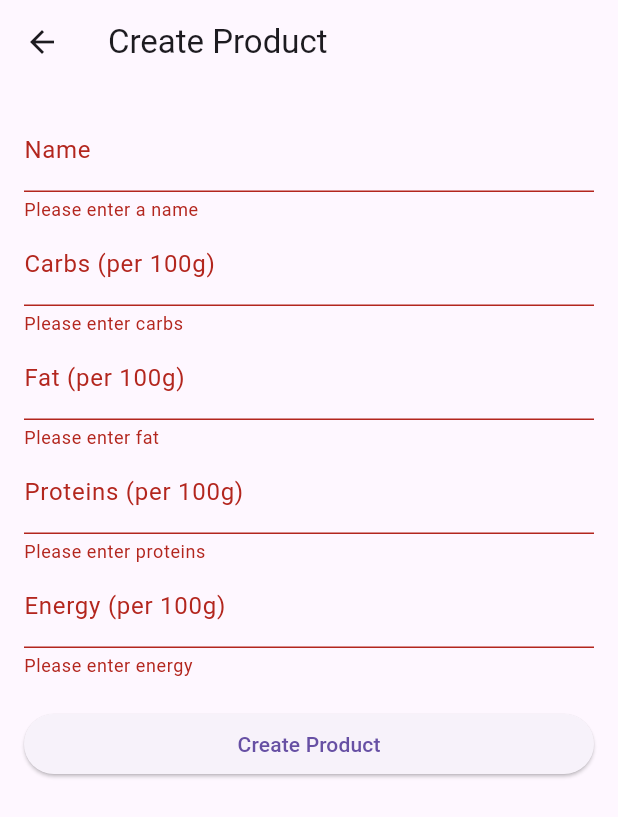
After one commit to Looby72/food_tracker, a Flutter app: the CreateProductScreen screen opened directly, after a tap on "Create Product", on a phone screen of 412 x 824 dp. The commit adds this screen. Shown: the top 817 px of the screen. Run offline on Flutter 3.47's test engine with Material 3 defaults, Android fonts, the phone set to English and light mode, and no system bars; our stand-ins replace shared_preferences; missing offline and left inert: openfoodfacts; accounts and stored records are empty; generated files the repository leaves out were written again.

Commit message:
better implementation of controllers

```diff
--- a/lib/controllers/daily_food_controller.dart
+++ b/lib/controllers/daily_food_controller.dart
@@ -7,13 +7,13 @@ import '../services/daily_food_service.dart';
 /// A class where many Widgets can interact with to read the current daily products
 /// and add/remove new products to the list of daily products
 class DailyFoodController with ChangeNotifier {
-  DailyFoodController(this._dailyFoodService) {
+  DailyFoodController() {
     // Load the daily products for the current day
     _loadTodaysDailyFood();
   }
 
   /// The service that is used to store and retrieve the daily products
-  final DailyFoodService _dailyFoodService;
+  final DailyFoodService _dailyFoodService = DailyFoodService();
 
   /// The list of food that was eaten today
   final List<FoodItem> _todaysFoodList = [];
--- a/lib/controllers/nutrient_goal_controller.dart
+++ b/lib/controllers/nutrient_goal_controller.dart
@@ -3,12 +3,12 @@ import 'package:flutter/material.dart';
 import '../services/settings_service.dart';
 
 class NutrientGoalController with ChangeNotifier {
-  late int _energyGoal;
-  late int _proteinGoal;
-  late int _fatGoal;
-  late int _carbGoal;
+  final SettingsService _service = SettingsService();
 
-  final SettingsService _service = SettingsService();
+  late int _energyGoal = 0;
+  late int _proteinGoal = 0;
+  late int _fatGoal = 0;
+  late int _carbGoal = 0;
 
   int get energyGoal => _energyGoal;
   int get proteinGoal => _proteinGoal;
--- a/lib/controllers/settings_controller.dart
+++ b/lib/controllers/settings_controller.dart
@@ -8,10 +8,8 @@ import '../services/settings_service.dart';
 /// Controllers glue Data Services to Flutter Widgets. The SettingsController
 /// uses the SettingsService to store and retrieve user settings.
 class SettingsController with ChangeNotifier {
-  SettingsController(this._settingsService);
-
   // Make SettingsService a private variable so it is not used directly.
-  final SettingsService _settingsService;
+  final SettingsService _settingsService = SettingsService();
 
   // Make ThemeMode a private variable so it is not updated directly without
   // also persisting the changes with the SettingsService.
--- /dev/null
+++ b/lib/ui/screens/create_prodcut_screen.dart
@@ -0,0 +1,112 @@
+import 'package:flutter/material.dart';
+
+import '../../data/internal_product.dart';
+
+class CreateProductScreen extends StatefulWidget {
+  const CreateProductScreen({super.key});
+
+  @override
+  State<CreateProductScreen> createState() => _CreateProductScreenState();
+}
+
+class _CreateProductScreenState extends State<CreateProductScreen> {
+  final _formKey = GlobalKey<FormState>();
+  final _nameController = TextEditingController();
+  final _carbsController = TextEditingController();
+  final _fatController = TextEditingController();
+  final _proteinsController = TextEditingController();
+  final _energyController = TextEditingController();
+
+  void _createProduct() {
+    if (_formKey.currentState!.validate()) {
+      final product = InternalProduct(
+        name: _nameController.text,
+        carbsPer100: double.parse(_carbsController.text),
+        fatPer100: double.parse(_fatController.text),
+        proteinPer100: double.parse(_proteinsController.text),
+        energyPer100: double.parse(_energyController.text),
+      );
+
+      // Handle the created product (e.g., save it to a database or state management solution)
+      print('Product created: ${product.name}');
+    }
+  }
+
+  @override
+  Widget build(BuildContext context) {
+    return Scaffold(
+      appBar: AppBar(
+        title: Text('Create Product'),
+      ),
+      body: Padding(
+        padding: const EdgeInsets.all(16.0),
+        child: Form(
+          key: _formKey,
+          child: ListView(
+            children: [
+              TextFormField(
+                controller: _nameController,
+                decoration: InputDecoration(labelText: 'Name'),
+                validator: (value) {
+                  if (value == null || value.isEmpty) {
+                    return 'Please enter a name';
+                  }
+                  return null;
+                },
+              ),
+              TextFormField(
+                controller: _carbsController,
+                decoration: InputDecoration(labelText: 'Carbs (per 100g)'),
+                keyboardType: TextInputType.number,
+                validator: (value) {
+                  if (value == null || value.isEmpty) {
+                    return 'Please enter carbs';
+                  }
+                  return null;
+                },
+              ),
+              TextFormField(
+                controller: _fatController,
+                decoration: InputDecoration(labelText: 'Fat (per 100g)'),
+                keyboardType: TextInputType.number,
+                validator: (value) {
+                  if (value == null || value.isEmpty) {
+                    return 'Please enter fat';
+                  }
+                  return null;
+                },
+              ),
+              TextFormField(
+                controller: _proteinsController,
+                decoration: InputDecoration(labelText: 'Proteins (per 100g)'),
+                keyboardType: TextInputType.number,
+                validator: (value) {
+                  if (value == null || value.isEmpty) {
+                    return 'Please enter proteins';
+                  }
+                  return null;
+                },
+              ),
+              TextFormField(
+                controller: _energyController,
+                decoration: InputDecoration(labelText: 'Energy (per 100g)'),
+                keyboardType: TextInputType.number,
+                validator: (value) {
+                  if (value == null || value.isEmpty) {
+                    return 'Please enter energy';
+                  }
+                  return null;
+                },
+              ),
+              SizedBox(height: 20),
+              ElevatedButton(
+                onPressed: _createProduct,
+                child: Text('Create Product'),
+              ),
+            ],
+          ),
+        ),
+      ),
+    );
+  }
+}
--- a/lib/ui/screens/settings_screen.dart
+++ b/lib/ui/screens/settings_screen.dart
@@ -1,4 +1,5 @@
 import 'package:flutter/material.dart';
+import 'package:provider/provider.dart';
 
 import '../../controllers/nutrient_goal_controller.dart';
 import '../../controllers/settings_controller.dart';
@@ -8,40 +9,33 @@ import '../../controllers/settings_controller.dart';
 /// When a user changes a setting, the SettingsController is updated and
 /// Widgets that listen to the SettingsController are rebuilt.
 class SettingsScreen extends StatelessWidget {
-  const SettingsScreen(
-      {super.key, required this.controller, required this.nutrientController});
-
-  final SettingsController controller;
-  final NutrientGoalController nutrientController;
+  const SettingsScreen({super.key});
 
   @override
   Widget build(BuildContext context) {
+    return Consumer<NutrientGoalController>(
+      builder: (context, nutrientController, child) {
         // Create a TextEditingController for each nutrient goal.
-    final TextEditingController energyController =
-        TextEditingController(text: nutrientController.energyGoal.toString());
-    final TextEditingController proteinController =
-        TextEditingController(text: nutrientController.proteinGoal.toString());
+        final TextEditingController energyController = TextEditingController(
+            text: nutrientController.energyGoal.toString());
+        final TextEditingController proteinController = TextEditingController(
+            text: nutrientController.proteinGoal.toString());
         final TextEditingController fatController =
             TextEditingController(text: nutrientController.fatGoal.toString());
         final TextEditingController carbController =
             TextEditingController(text: nutrientController.carbGoal.toString());
-
+        return Consumer<SettingsController>(
+          builder: (context, controller, child) {
             return Scaffold(
               appBar: AppBar(
                 title: const Text('Settings'),
               ),
               body: Padding(
                 padding: const EdgeInsets.all(16),
-        // Glue the SettingsController to the theme selection DropdownButton.
-        //
-        // When a user selects a theme from the dropdown list, the
-        // SettingsController is updated, which rebuilds the MaterialApp.
                 child: Column(
                   children: [
                     DropdownButton<ThemeMode>(
-              // Read the selected themeMode from the controller
                       value: controller.themeMode,
-              // Call the updateThemeMode method any time the user selects a theme.
                       onChanged: controller.updateThemeMode,
                       items: const [
                         DropdownMenuItem(
@@ -65,8 +59,8 @@ class SettingsScreen extends StatelessWidget {
                         labelText: 'Daily Energy Goal',
                       ),
                       keyboardType: TextInputType.number,
-              onChanged: (value) =>
-                  nutrientController.updateEnergyGoal(int.tryParse(value) ?? 0),
+                      onChanged: (value) => nutrientController
+                          .updateEnergyGoal(int.tryParse(value) ?? 0),
                     ),
                     const SizedBox(height: 16),
                     TextField(
@@ -85,8 +79,8 @@ class SettingsScreen extends StatelessWidget {
                         labelText: 'Daily Fat Goal',
                       ),
                       keyboardType: TextInputType.number,
-              onChanged: (value) =>
-                  nutrientController.updateFatGoal(int.tryParse(value) ?? 0),
+                      onChanged: (value) => nutrientController
+                          .updateFatGoal(int.tryParse(value) ?? 0),
                     ),
                     const SizedBox(height: 16),
                     TextField(
@@ -95,12 +89,16 @@ class SettingsScreen extends StatelessWidget {
                         labelText: 'Daily Carbs Goal',
                       ),
                       keyboardType: TextInputType.number,
-              onChanged: (value) =>
-                  nutrientController.updateCarbGoal(int.tryParse(value) ?? 0),
+                      onChanged: (value) => nutrientController
+                          .updateCarbGoal(int.tryParse(value) ?? 0),
                     ),
                   ],
                 ),
               ),
             );
+          },
+        );
+      },
+    );
   }
 }
```
Also changed, not shown: lib/app.dart (+22 -37 lines), lib/main.dart (+6 -5 lines), lib/ui/screens/add_food_screen.dart (+3 -8 lines), lib/ui/screens/daily_food_screen.dart (+4 -6 lines), lib/ui/screens/home_screen.dart (+4 -14 lines), lib/ui/screens/product_detail_screen.dart (+13 -9 lines), lib/ui/widgets/daily_progress_widget.dart (+13 -16 lines), lib/ui/widgets/stored_products_widget.dart (+4 -7 lines). Lines whose indentation alone changed are shown as unchanged.
